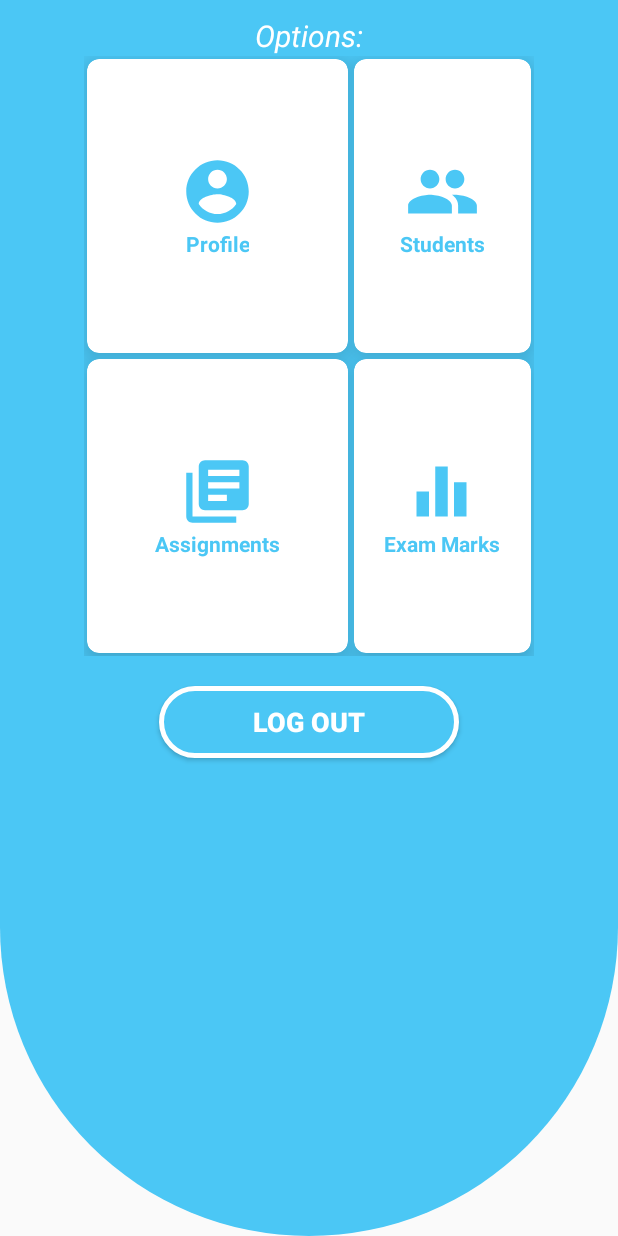
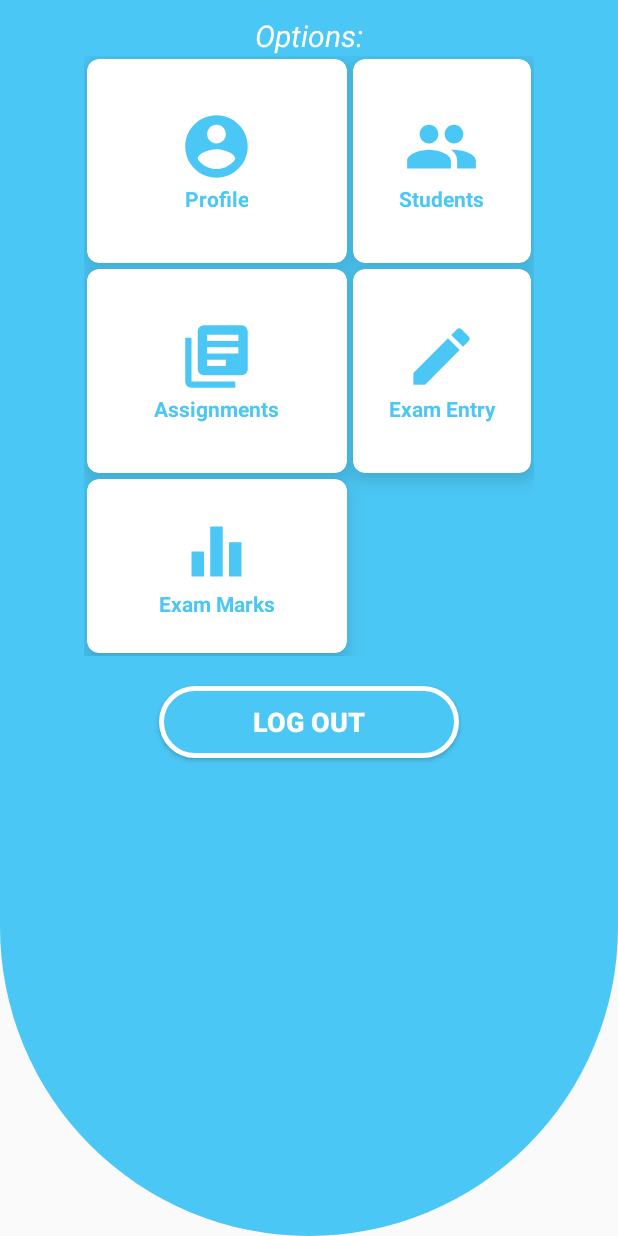
Before and after one commit to irungudeveloper/Easy_curve_mobile_version, an Android app: the TeacherDashboardActivity screen opened directly, with no data from a screen before it, on a phone screen of 412 x 824 dp. Run offline under Robolectric (Android 15) with nearby library versions, the phone set to English and light mode, and no system bars.

Commit message:
Exam Marks Entry UI Creation

```diff
--- a/app/src/main/AndroidManifest.xml
+++ b/app/src/main/AndroidManifest.xml
@@ -9,10 +9,11 @@
         android:roundIcon="@mipmap/ic_logo_launcher_round"
         android:supportsRtl="true"
         android:theme="@style/AppTheme">
+        <activity android:name=".TeacherExamEntry"></activity>
         <activity
             android:name=".TeacherExamMarks"
             android:label="@string/title_activity_teacher_exam_marks"
-            android:theme="@style/AppTheme.NoActionBar"></activity>
+            android:theme="@style/AppTheme.NoActionBar" />
         <activity
             android:name=".TeacherAssignmentsActivity"
             android:label="@string/title_activity_teacher_assignments"
--- a/app/src/main/java/com/fridah/easy_curve/TeacherDashboardActivity.java
+++ b/app/src/main/java/com/fridah/easy_curve/TeacherDashboardActivity.java
@@ -60,6 +60,15 @@ public class TeacherDashboardActivity extends AppCompatActivity {
                 startActivity(toStudentExamMarks );
             }
         });
+        CardView card_view5 = findViewById(R.id.to_exam_entry);
+        card_view5.setOnClickListener(new View.OnClickListener() {
+            @Override
+            public void onClick(View view) {
+                Intent toStudentExamEntry = new Intent(getApplicationContext(),TeacherExamEntry.class);
+                startActivity(toStudentExamEntry );
+            }
+        });
+
         Button tLogOut = findViewById(R.id.logoutAs_Teacher);
         tLogOut .setOnClickListener(new View.OnClickListener(){
 
--- /dev/null
+++ b/app/src/main/res/drawable/ic_create.xml
@@ -0,0 +1,5 @@
+<vector android:height="24dp" android:tint="#4BC7F5"
+    android:viewportHeight="24.0" android:viewportWidth="24.0"
+    android:width="24dp" xmlns:android="http://schemas.android.com/apk/res/android">
+    <path android:fillColor="#FF000000" android:pathData="M3,17.25V21h3.75L17.81,9.94l-3.75,-3.75L3,17.25zM20.71,7.04c0.39,-0.39 0.39,-1.02 0,-1.41l-2.34,-2.34c-0.39,-0.39 -1.02,-0.39 -1.41,0l-1.83,1.83 3.75,3.75 1.83,-1.83z"/>
+</vector>
--- a/app/src/main/res/layout/activity_student__profile_.xml
+++ b/app/src/main/res/layout/activity_student__profile_.xml
@@ -154,7 +154,4 @@
             android:textSize="18dp"
             android:textStyle="bold" />
     </RelativeLayout>
-
-
-
 </LinearLayout>
--- a/app/src/main/res/layout/activity_student_assignments.xml
+++ b/app/src/main/res/layout/activity_student_assignments.xml
@@ -10,7 +10,7 @@
     <com.google.android.material.appbar.AppBarLayout
         android:id="@+id/app_bar"
         android:layout_width="match_parent"
-        android:layout_height="@dimen/app_bar_height"
+        android:layout_height="116dp"
         android:fitsSystemWindows="true"
         android:theme="@style/AppTheme.AppBarOverlay">
 
@@ -18,7 +18,7 @@
             android:id="@+id/toolbar_layout"
             android:background="@color/maincolor"
             android:layout_width="match_parent"
-            android:layout_height="match_parent"
+            android:layout_height="123dp"
             android:fitsSystemWindows="true"
             app:contentScrim="?attr/colorPrimary"
             app:layout_scrollFlags="scroll|exitUntilCollapsed"
--- a/app/src/main/res/layout/activity_teacher_assignments.xml
+++ b/app/src/main/res/layout/activity_teacher_assignments.xml
@@ -10,14 +10,14 @@
     <com.google.android.material.appbar.AppBarLayout
         android:id="@+id/app_bar"
         android:layout_width="match_parent"
-        android:layout_height="@dimen/app_bar_height"
+        android:layout_height="116dp"
         android:fitsSystemWindows="true"
         android:theme="@style/AppTheme.AppBarOverlay">
 
         <com.google.android.material.appbar.CollapsingToolbarLayout
             android:id="@+id/toolbar_layout"
             android:layout_width="match_parent"
-            android:layout_height="match_parent"
+            android:layout_height="123dp"
             android:fitsSystemWindows="true"
             app:contentScrim="?attr/colorPrimary"
             app:layout_scrollFlags="scroll|exitUntilCollapsed"
--- a/app/src/main/res/layout/activity_teacher_dashboard.xml
+++ b/app/src/main/res/layout/activity_teacher_dashboard.xml
@@ -32,7 +32,7 @@
         <androidx.cardview.widget.CardView
             android:id="@+id/to_teacher_profile"
             android:layout_width="145dp"
-            android:layout_height="150dp"
+            android:layout_height="130dp"
             android:layout_row="0"
             android:layout_column="0"
             android:layout_gravity="fill"
@@ -65,7 +65,7 @@
         <androidx.cardview.widget.CardView
             android:id="@+id/to_my_students"
             android:layout_width="90dp"
-            android:layout_height="80dp"
+            android:layout_height="130dp"
             android:layout_row="0"
             android:layout_column="1"
             android:layout_gravity="fill"
@@ -98,7 +98,7 @@
         <androidx.cardview.widget.CardView
             android:id="@+id/to_teacher_assignments"
             android:layout_width="30dp"
-            android:layout_height="150dp"
+            android:layout_height="130dp"
             android:layout_row="1"
             android:layout_column="0"
             android:layout_gravity="fill"
@@ -130,9 +130,9 @@
         <androidx.cardview.widget.CardView
             android:id="@+id/to_exam_marks"
             android:layout_width="30dp"
-            android:layout_height="80dp"
-            android:layout_row="1"
-            android:layout_column="1"
+            android:layout_height="110dp"
+            android:layout_row="2"
+            android:layout_column="0"
             android:layout_gravity="fill"
             android:layout_rowWeight="1"
             android:layout_columnWeight="1"
@@ -162,6 +162,37 @@
                     android:textStyle="bold" />
             </LinearLayout>
         </androidx.cardview.widget.CardView>
+        <androidx.cardview.widget.CardView
+            android:id="@+id/to_exam_entry"
+            android:layout_width="30dp"
+            android:layout_height="130dp"
+            android:layout_row="1"
+            android:layout_column="1"
+            android:layout_gravity="fill"
+            android:layout_rowWeight="1"
+            android:layout_columnWeight="1"
+            android:layout_margin="2dp"
+            app:cardCornerRadius="8dp"
+            app:cardElevation="8dp">
+            <LinearLayout
+                android:layout_width="wrap_content"
+                android:layout_height="wrap_content"
+                android:layout_gravity="center_vertical|center_horizontal"
+                android:gravity="center"
+                android:orientation="vertical">
+                <ImageView
+                    android:layout_width="50dp"
+                    android:layout_height="50dp"
+                    android:src="@drawable/ic_create" />
+                <TextView
+                    android:layout_width="wrap_content"
+                    android:layout_height="wrap_content"
+                    android:text="Exam Entry"
+                    android:textAlignment="center"
+                    android:textColor="@color/maincolor"
+                    android:textStyle="bold" />
+            </LinearLayout>
+        </androidx.cardview.widget.CardView>
 </GridLayout>
     <Button
         android:id="@+id/logoutAs_Teacher"
--- a/app/src/main/res/layout/activity_teacher_students.xml
+++ b/app/src/main/res/layout/activity_teacher_students.xml
@@ -10,14 +10,14 @@
     <com.google.android.material.appbar.AppBarLayout
         android:id="@+id/app_bar"
         android:layout_width="match_parent"
-        android:layout_height="@dimen/app_bar_height"
+        android:layout_height="116dp"
         android:fitsSystemWindows="true"
         android:theme="@style/AppTheme.AppBarOverlay">
 
         <com.google.android.material.appbar.CollapsingToolbarLayout
             android:id="@+id/toolbar_layout"
             android:layout_width="match_parent"
-            android:layout_height="match_parent"
+            android:layout_height="123dp"
             android:fitsSystemWindows="true"
             app:contentScrim="?attr/colorPrimary"
             app:layout_scrollFlags="scroll|exitUntilCollapsed"
```
Also changed, not shown: app/src/main/java/com/fridah/easy_curve/TeacherExamEntry.java (added, +26 -0 lines), app/src/main/res/layout/activity_student_fees.xml (+4 -6 lines), app/src/main/res/layout/activity_teacher_exam_entry.xml (added, +223 -0 lines), app/src/main/res/layout/activity_teacher_exam_marks.xml (+5 -3 lines).
